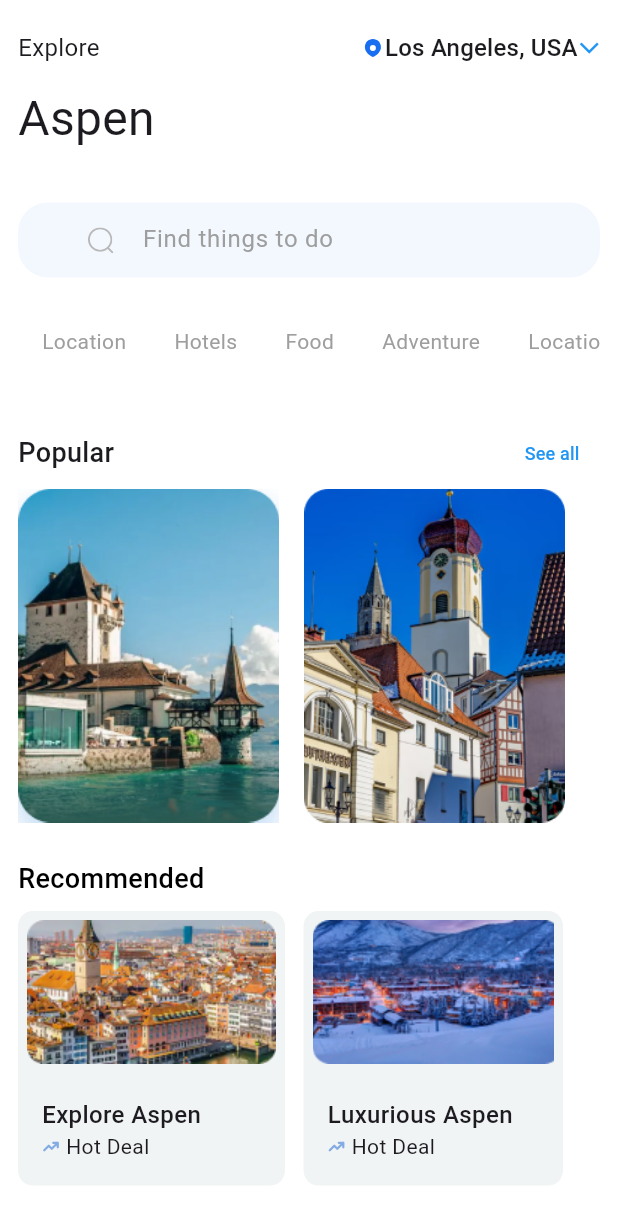
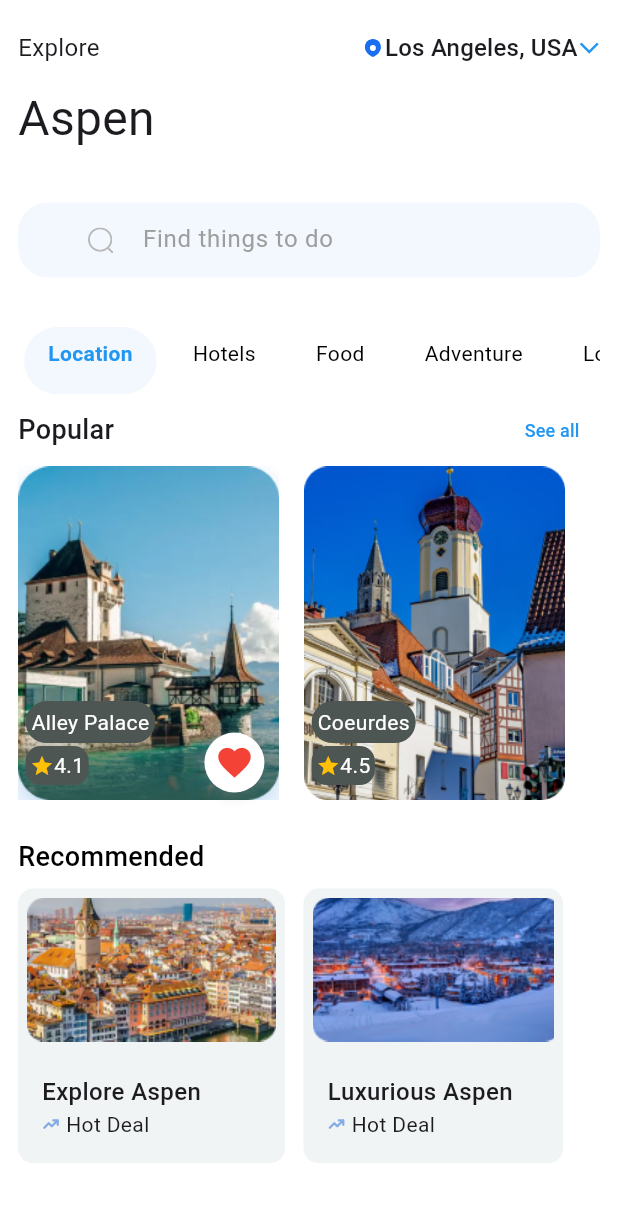
Before and after one commit to losziad3/lookfindr_task, a Flutter app: the HomeScreen screen opened by its route, on a phone screen of 412 x 824 dp. Shown: the top 1224 px of the screen. Run offline on Flutter 3.47's test engine with Material 3 defaults, Android fonts, the phone set to English and light mode, and no system bars; our stand-ins replace equatable, expandable_text, flutter_bloc, flutter_svg, go_router, google_fonts.

Commit message:
finish from the last thing on the home screen

```diff
--- a/lib/components/components.dart
+++ b/lib/components/components.dart
@@ -0,0 +1,62 @@
+import 'package:flutter/material.dart';
+
+class HeartIcon extends StatelessWidget {
+  final double heightOfHeart;
+  final double widthOfHeart;
+  final double bottomPosition;
+  final double iconSize;
+  final void Function()? onTap;
+  const HeartIcon({
+    super.key, required this.heightOfHeart, required this.widthOfHeart, required this.bottomPosition, required this.iconSize, required this.onTap,
+  });
+
+  @override
+  Widget build(BuildContext context) {
+    return Positioned(
+      bottom: bottomPosition,
+      right: 10,
+      child: GestureDetector(
+        onTap: onTap,
+        child: Container(
+          height: heightOfHeart,
+          width: widthOfHeart,
+          decoration: BoxDecoration(
+            shape: BoxShape.circle,
+            color: Colors.white,
+            boxShadow: [
+              BoxShadow(
+                color: Colors.grey.withOpacity(0.2),
+                spreadRadius: 2,
+                blurRadius: 5,
+                offset: const Offset(0, 2),
+              ),
+            ],
+          ),
+          clipBehavior: Clip.none,
+          // Allow the icon to overflow
+          child:  Center(
+            child: Icon(
+              Icons.favorite,
+              color: Colors.red,
+              size: iconSize,
+            ),
+          ),
+        ),
+      ),
+    );
+  }
+}
+
+Widget buildStarRating(double rating) {
+  List<Widget> stars = [];
+  for (int i = 0; i < 1; i++) {
+    stars.add(
+      Icon(
+        i < rating ? Icons.star : Icons.star_border,
+        color: Colors.amber,
+        size: 16,
+      ),
+    );
+  }
+  return Row(children: stars);
+}
--- a/lib/cubits/home_screen_cubit/home_screen_cubit.dart
+++ b/lib/cubits/home_screen_cubit/home_screen_cubit.dart
@@ -3,16 +3,17 @@ import 'package:lookfindr_task/cubits/home_screen_cubit/home_screen_state.dart';
 
 class HomeScreenCubit extends Cubit<HomePageState> {
   HomeScreenCubit()
-      : super(LocationState(
-      selectedLocation: 'Los Angeles, USA',
-      locations: const ['Aspen, USA', 'New York, USA', 'Los Angeles, USA']));
+      : super(HomePageState(
+    selectedLocation: 'Los Angeles, USA',
+    locations: const ['Aspen, USA', 'New York, USA', 'Los Angeles, USA'],
+    selectedCategoryIndex: 0,
+  ));
 
   void selectLocation(String location) {
-    final currentState = state;
-    if (currentState is LocationState) {
-      emit(currentState.copyWith(selectedLocation: location));
-    }
+    emit(state.copyWith(selectedLocation: location));
   }
-  // To Select Categories
-  void selectItem(int index) => emit(CategoriesState(index));
+
+  void selectCategory(int index) {
+    emit(state.copyWith(selectedCategoryIndex: index));
+  }
 }
--- a/lib/cubits/home_screen_cubit/home_screen_state.dart
+++ b/lib/cubits/home_screen_cubit/home_screen_state.dart
@@ -1,36 +1,28 @@
 import 'package:equatable/equatable.dart';
 
-abstract class HomePageState extends Equatable {
-@override
-List<Object> get props => [];
-}
-
-class LocationState extends HomePageState {
+class HomePageState extends Equatable {
   final String selectedLocation;
   final List<String> locations;
+  final int selectedCategoryIndex;
 
-  LocationState({
+  HomePageState({
     required this.selectedLocation,
     required this.locations,
+    required this.selectedCategoryIndex,
   });
 
-  LocationState copyWith({
+  HomePageState copyWith({
     String? selectedLocation,
     List<String>? locations,
+    int? selectedCategoryIndex,
   }) {
-    return LocationState(
+    return HomePageState(
       selectedLocation: selectedLocation ?? this.selectedLocation,
       locations: locations ?? this.locations,
+      selectedCategoryIndex: selectedCategoryIndex ?? this.selectedCategoryIndex,
     );
   }
 
   @override
-  List<Object> get props => [selectedLocation, locations];
+  List<Object> get props => [selectedLocation, locations, selectedCategoryIndex];
 }
-
-
-class CategoriesState extends HomePageState{
-  final int selectedIndex;
-
-  CategoriesState(this.selectedIndex);
-}
--- a/lib/features/home/presentation/home_screen.dart
+++ b/lib/features/home/presentation/home_screen.dart
@@ -89,6 +89,8 @@ class HomeScreen extends StatelessWidget {
                 Row(
                   children: [
                     PopularCards(
+                      rating: '4.1',
+                      text: 'Alley Palace',
                       screenHeight: screenHeight,
                       image: kImage_1,
                       onTap: (){
@@ -101,6 +103,9 @@ class HomeScreen extends StatelessWidget {
                       width: screenWidth * .04,
                     ),
                     PopularCards(
+                      showHeartIcon: false,
+                      text: 'Coeurdes',
+                      rating: '4.5',
                       screenHeight: screenHeight,
                       image: kImage_2,
                       onTap: (){
--- a/lib/features/home/widgets/categories.dart
+++ b/lib/features/home/widgets/categories.dart
@@ -1,4 +1,7 @@
 import 'package:flutter/material.dart';
+import 'package:flutter_bloc/flutter_bloc.dart';
+import 'package:lookfindr_task/cubits/home_screen_cubit/home_screen_cubit.dart';
+import 'package:lookfindr_task/cubits/home_screen_cubit/home_screen_state.dart';
 import 'package:lookfindr_task/features/home/widgets/cutom_item.dart';
 
 class Categories extends StatelessWidget {
@@ -16,12 +19,39 @@ class Categories extends StatelessWidget {
   @override
   Widget build(BuildContext context) {
     return SizedBox(
-      height: 60.0,
-      child: ListView.builder(
-        scrollDirection: Axis.horizontal,
-        itemCount: items.length,
-        itemBuilder: (context, index) {
-          return CustomItem(text: items[index]);
+      height: 45.0,
+      child: BlocBuilder<HomeScreenCubit, HomePageState>(
+        builder: (context, state) {
+          final selectedIndex = state.selectedCategoryIndex;
+
+          return ListView.builder(
+            scrollDirection: Axis.horizontal,
+            itemCount: items.length,
+            itemBuilder: (context, index) {
+              final isSelected = index == selectedIndex;
+
+              return GestureDetector(
+                onTap: () {
+                  context.read<HomeScreenCubit>().selectCategory(index);
+                },
+                child: Container(
+                  margin: const EdgeInsets.symmetric(horizontal: 4.0),
+                  padding: const EdgeInsets.symmetric(vertical: 8.0, horizontal: 16.0),
+                  decoration: BoxDecoration(
+                    color: isSelected ? const Color(0xFFf3f8fe) : Colors.transparent,
+                    borderRadius: BorderRadius.circular(25.0),
+                  ),
+                  child: Text(
+                    items[index],
+                    style: TextStyle(
+                      color: isSelected ? Colors.blue : Colors.black,
+                      fontWeight: isSelected ? FontWeight.bold : FontWeight.normal,
+                    ),
+                  ),
+                ),
+              );
+            },
+          );
         },
       ),
     );
--- a/lib/features/home/widgets/image_deatils_screen.dart
+++ b/lib/features/home/widgets/image_deatils_screen.dart
@@ -1,4 +1,6 @@
 import 'package:flutter/material.dart';
+
+import '../../../components/components.dart';
 
 class ImageWithButtons extends StatelessWidget {
   final String image;
@@ -40,34 +42,13 @@ class ImageWithButtons extends StatelessWidget {
             ),
           ),
         ),
-        Positioned(
-          bottom: 0,
-          right: 20,
-          child: Container(
-            height: 60,
-            width: 60,
-            decoration: BoxDecoration(
-              shape: BoxShape.circle,
-              color: Colors.white,
-              boxShadow: [
-                BoxShadow(
-                  color: Colors.grey.withOpacity(0.2),
-                  spreadRadius: 2,
-                  blurRadius: 5,
-                  offset: const Offset(0, 2),
-                ),
-              ],
-            ),
-            clipBehavior: Clip.none,
-            // Allow the icon to overflow
-            child: const Center(
-              child: Icon(
-                Icons.favorite,
-                color: Colors.red,
-                size: 40,
-              ),
-            ),
-          ),
+         HeartIcon(
+           // if the user click on the heart icon, will add this to teh favorite page
+           onTap: (){},
+          heightOfHeart: 60,
+          widthOfHeart: 60,
+          bottomPosition: 0,
+          iconSize: 40,
         ),
       ],
     );
--- a/lib/features/home/widgets/location_drop_down.dart
+++ b/lib/features/home/widgets/location_drop_down.dart
@@ -10,7 +10,6 @@ class ChooseLocation extends StatelessWidget {
   Widget build(BuildContext context) {
     return BlocBuilder<HomeScreenCubit, HomePageState>(
       builder: (context, state) {
-        if (state is LocationState) {
         return DropdownButton<String>(
           icon: Transform.rotate(
             angle: 90 * 3.1415926535 / 180, // 90 degrees rotation to point downwards
@@ -32,10 +31,6 @@ class ChooseLocation extends StatelessWidget {
             }
           },
         );
-        } else {
-          // Return an empty widget if state is not LocationState
-          return const SizedBox.shrink();
-        }
       },
     );
   }
--- a/lib/features/home/widgets/popular_cards.dart
+++ b/lib/features/home/widgets/popular_cards.dart
@@ -1,21 +1,93 @@
 import 'package:flutter/material.dart';
+import '../../../components/components.dart';
 
 class PopularCards extends StatelessWidget {
-   PopularCards({
+  PopularCards({
     super.key,
     required this.screenHeight,
-   required this.image,
-     required this.onTap,
+    required this.image,
+    required this.onTap,
+    required this.text,
+    required this.rating,
+    this.showHeartIcon = true,
   });
 
   final double screenHeight;
-  String image;
-   void Function()? onTap;
+  final String image;
+  final void Function()? onTap;
+  final String text;
+  final String rating;
+  final bool showHeartIcon;
 
   @override
   Widget build(BuildContext context) {
     return GestureDetector(
-    onTap: onTap,
-        child: Image.asset(image, height: screenHeight * .27,));
+      onTap: onTap,
+      child: Stack(
+        children: [
+          Image.asset(
+            image,
+            height: screenHeight * .27,
+          ),
+          // Conditionally show the HeartIcon based on showHeartIcon
+          if (showHeartIcon)
+            HeartIcon(
+              // If the user clicks on the heart icon, it will be added to the favorite page
+              onTap: () {},
+              bottomPosition: 5,
+              widthOfHeart: 40,
+              heightOfHeart: 40,
+              iconSize: 26,
+            ),
+          Positioned(
+            bottom: 10,
+            left: 5,
+            child: Column(
+              crossAxisAlignment: CrossAxisAlignment.start,
+              children: [
+                Container(
+                  decoration: BoxDecoration(
+                    color: const Color(0xFF4D5652),
+                    borderRadius: BorderRadius.circular(15),
+                  ),
+                  child: Padding(
+                    padding: const EdgeInsets.all(4.0),
+                    child: Text(
+                      text,
+                      style: const TextStyle(
+                        color: Colors.white,
+                      ),
+                    ),
+                  ),
+                ),
+                const SizedBox(
+                  height: 2.0,
+                ),
+                Container(
+                  decoration: BoxDecoration(
+                    color: const Color(0xFF4D5652),
+                    borderRadius: BorderRadius.circular(10),
+                  ),
+                  child: Padding(
+                    padding: const EdgeInsets.all(3.0),
+                    child: Row(
+                      children: [
+                        buildStarRating(2),
+                        Text(
+                          rating,
+                          style: const TextStyle(
+                            color: Colors.white,
+                          ),
+                        )
+                      ],
+                    ),
+                  ),
+                ),
+              ],
+            ),
+          ),
+        ],
+      ),
+    );
   }
 }
--- a/lib/features/home/widgets/star_rating.dart
+++ b/lib/features/home/widgets/star_rating.dart
@@ -1,4 +1,6 @@
 import 'package:flutter/material.dart';
+
+import '../../../components/components.dart';
 
 class StarRatingComponent extends StatelessWidget {
   final double rating;
@@ -14,7 +16,7 @@ class StarRatingComponent extends StatelessWidget {
   Widget build(BuildContext context) {
     return Row(
       children: [
-        _buildStarRating(rating),
+        buildStarRating(rating),
         Text(
           '${rating.toStringAsFixed(1)} ($reviewCount Reviews)',
           style: const TextStyle(
@@ -26,17 +28,5 @@ class StarRatingComponent extends StatelessWidget {
     );
   }
 
-  Widget _buildStarRating(double rating) {
-    List<Widget> stars = [];
-    for (int i = 0; i < 1; i++) {
-      stars.add(
-        Icon(
-          i < rating ? Icons.star : Icons.star_border,
-          color: Colors.amber,
-          size: 16,
-        ),
-      );
-    }
-    return Row(children: stars);
-  }
+
 }
```
Lines whose indentation alone changed are shown as unchanged.
